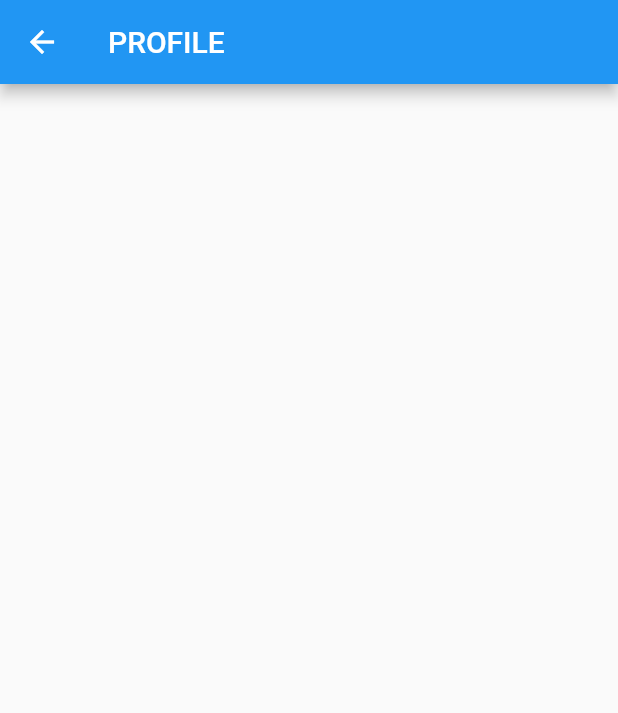
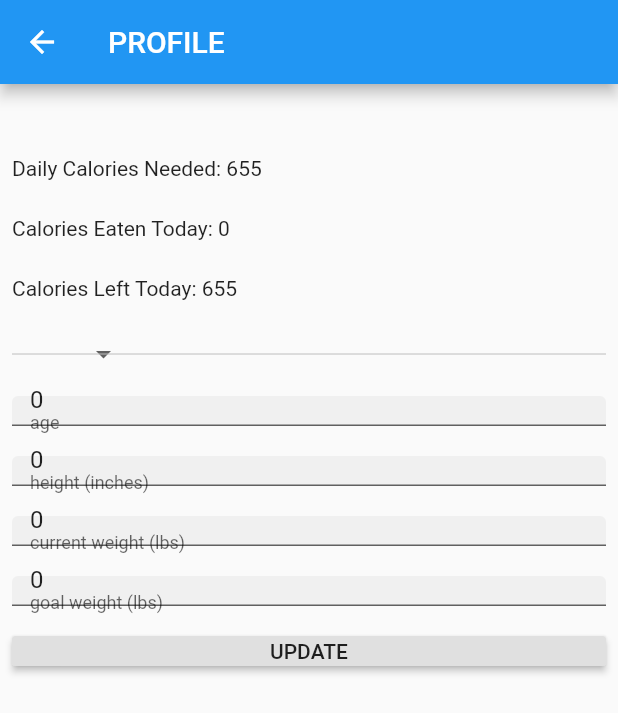
Before and after one commit to amourady/chews_health, a Flutter app: the HomePage screen opened directly, after a tap on the "person" icon, on a phone screen of 412 x 824 dp. Shown: the top 713 px of the screen. Run offline on Flutter 3.47's test engine with Material 2 defaults, Android fonts, the phone set to English and light mode, and no system bars; our stand-ins replace cloud_firestore, location; accounts and stored records are empty.

Commit message:
added prof page and logout button

```diff
--- a/assets/users.json
+++ b/assets/users.json
@@ -3,6 +3,11 @@
         {
             "username": "armen",
             "password": "uci",
+            "age" : 22,
+            "gender" : "male",
+            "height" : 71,
+            "currWeight" : 157,
+            "goalWeight" : 150,
             "events": [
                 {
                     "etype": "EventType.restaurantVisit",
--- a/lib/globals.dart
+++ b/lib/globals.dart
@@ -14,9 +14,90 @@ enum EventType {
 
 bool isLoggedIn = false;
 User currUser;
-var usersFile = File('users.json');
-Future<String> loadFile() async {
-  return await rootBundle.loadString('users.json');
+
+List<User> users = [];
+
+class User {
+  final String username;
+  final String password;
+
+  //Personal Model
+  int age;
+  String gender;
+  int height; //in inches
+  int currWeight;
+  int goalWeight;
+  List<dynamic> events;
+
+  User(this.username, this.password);
+
+  User.fromJson(dynamic json)
+      : username = json['username'],
+        password = json['password'],
+        age = json['age'],
+        gender = json['gender'],
+        height = json['height'],
+        currWeight = json['currWeight'],
+        goalWeight = json['goalWeight'],
+        events = json['events'];
+
+  Map<String, dynamic> toJson() => {
+        'username': username,
+        'password': password,
+        'events': events,
+      };
+
+  int getDailyCaloricAllowance() {
+    double bmr;
+
+    if (this.gender == 'male') {
+      bmr = 66 + (6.3 * this.currWeight) + (12.9 * this.height) - (6.8 * this.age);
+    }
+    else {
+      bmr = 655 + (4.3 * this.currWeight) + (4.7 * this.height) - (4.7 * this.age);
+    }
+
+    if (this.currWeight != this.goalWeight) {
+      bmr -= 500;
+    }
+
+    return bmr.toInt();
+  }
+
+  int getCaloriesEaten() {
+    return 0;
+  }
+
+  int getCaloriesLeft() {
+    return getDailyCaloricAllowance() - getCaloriesEaten();
+  }
+}
+
+// void store() =>
+//     users.forEach((entry) => usersFile.writeAsStringSync(jsonEncode(entry)));
+
+void load() async {
+
+  await rootBundle.loadStructuredData('assets/users.json', (String s) async {
+    return json.decode(s);
+  }).then((jsonInput) {
+    print(jsonInput['users'].runtimeType.toString());
+    jsonInput['users'].forEach((entry) {
+      print(entry.toString());
+      users.add(User.fromJson(jsonDecode(jsonEncode(entry))));
+    });
+  });
+
+  print(users.toString());
+}
+
+EventType getEventTypeFromString(String eventTypeString) {
+  for (EventType type in EventType.values) {
+    if (type.toString() == eventTypeString) {
+      return type;
+    }
+  }
+  return null;
 }
 
 List<Map<String, dynamic>> users_ex = [
@@ -35,11 +116,9 @@ List<Map<String, dynamic>> users_ex = [
         'order': 'itemType'
       },
       {
-        'etype': 'EventType.exercised',
-        'startTime': 'someDateTime',
-        'endTime': 'someDateTime',
-        'totalTime': 'someTimeValue',
-        'kcalBurned': 100,
+        'etype' : 'EventType.consumedCalories',
+        'datetime' : 'someDateTime',
+        'kcalConsumed': 100,
       },
       {
         'etype': 'EventType.finishedRecommendedExercise',
@@ -68,72 +147,3 @@ List<Map<String, dynamic>> users_ex = [
   },
   {'username': 'peter', 'password': 'uci'},
 ];
-
-List<User> users = [];
-
-class User {
-  final String username;
-  final String password;
-
-  //Personal Model
-  int age;
-  String gender;
-  int height; //in inches
-  int currWeight;
-  int goalWeight;
-  int dailyCaloricAllowance;
-
-  List<dynamic> events;
-
-  User(this.username, this.password);
-
-  User.fromJson(dynamic json)
-      : username = json['username'],
-        password = json['password'],
-        age = json['age'],
-        gender = json['gender'],
-        height = json['height'],
-        currWeight = json['currWeight'],
-        goalWeight = json['goalWeight'],
-        dailyCaloricAllowance = json['dailyCaloricAllowance'],
-        events = json['events'];
-
-  Map<String, dynamic> toJson() => {
-        'username': username,
-        'password': password,
-        'events': events,
-      };
-}
-
-void store() =>
-    users.forEach((entry) => usersFile.writeAsStringSync(jsonEncode(entry)));
-
-void load() async {
-  // Map<String, dynamic> jsonInput = jsonDecode(usersFile.readAsStringSync());
-
-  // Map<String, dynamic> jsonInput = await rootBundle.loadStructuredData('users.json', (String s) async {
-  //   return json.decode(s);
-  // });
-  // List<Map<String, dynamic>> usersList = jsonInput['users'];
-  // usersList.forEach(
-  //     (entry) => users.add(User.fromJson(jsonDecode(jsonEncode(entry)))));
-
-  await rootBundle.loadStructuredData('assets/users.json', (String s) async {
-    return json.decode(s);
-  }).then((jsonInput) {
-    print(jsonInput['users'].runtimeType.toString());
-    jsonInput['users'].forEach(
-        (entry) {print(entry.toString()); users.add(User.fromJson(jsonDecode(jsonEncode(entry))));});
-  });
-
-  print(users.toString());
-}
-
-EventType getEventTypeFromString(String eventTypeString) {
-  for (EventType type in EventType.values) {
-    if (type.toString() == eventTypeString) {
-      return type;
-    }
-  }
-  return null;
-}
--- a/lib/home.dart
+++ b/lib/home.dart
@@ -1,6 +1,7 @@
 import 'package:flutter/material.dart';
 import 'package:chews_health/globals.dart';
 import 'profile.dart';
+import 'login.dart';
 
 class HomePage extends StatefulWidget {
   @override
@@ -28,11 +29,17 @@ class _HomePageState extends State<HomePage> {
         actions: <Widget>[
           IconButton(
             icon: Icon(
-              Icons.directions_run,
-              semanticLabel: 'exercise',
+              Icons.exit_to_app,
+              semanticLabel: 'log out',
             ),
             onPressed: () {
-              print('exercise button');
+              isLoggedIn = false;
+              currUser = null;
+              //store();
+              Navigator.push(
+              context,
+              MaterialPageRoute(builder: (context) => LoginPage()),
+            );
             },
           ),
         ],
--- a/lib/profile.dart
+++ b/lib/profile.dart
@@ -7,6 +7,16 @@ class ProfilePage extends StatefulWidget {
 }
 
 class _ProfilePageState extends State<ProfilePage> {
+  String _dropdownValue = currUser.gender;
+  final _ageController = TextEditingController.fromValue(
+      TextEditingValue(text: currUser.age.toString()));
+  final _heightController = TextEditingController.fromValue(
+      TextEditingValue(text: currUser.height.toString()));
+  final _currWeightController = TextEditingController.fromValue(
+      TextEditingValue(text: currUser.currWeight.toString()));
+  final _goalWeightController = TextEditingController.fromValue(
+      TextEditingValue(text: currUser.goalWeight.toString()));
+
   @override
   Widget build(BuildContext context) {
     return Scaffold(
@@ -22,8 +32,99 @@ class _ProfilePageState extends State<ProfilePage> {
         ),
         title: Text("PROFILE"),
       ),
-      body: Center(
-      ),
+      body: ListView(padding: EdgeInsets.all(8.0), itemExtent: 20.0, children: <
+          Widget>[
+        Text('${currUser.username}'),
+        SizedBox(height: 80.0),
+        Text('Daily Calories Needed: ${currUser.getDailyCaloricAllowance()}'),
+        SizedBox(height: 80.0),
+        Text('Calories Eaten Today: ${currUser.getCaloriesEaten()}'),
+        SizedBox(height: 80.0),
+        Text('Calories Left Today: ${currUser.getCaloriesLeft()}'),
+        SizedBox(height: 80.0),
+        // [gender]
+        DropdownButton<String>(
+          value: _dropdownValue,
+          onChanged: (String newValue) {
+            setState(() {
+              _dropdownValue = newValue;
+            });
+          },
+          items: <String>['male', 'female'].map<DropdownMenuItem<String>>(
+            (String value) {
+              return DropdownMenuItem<String>(
+                value: value,
+                child: Text(value),
+              );
+            },
+          ).toList(),
+        ),
+        SizedBox(height: 80.0),
+        // [age]
+        TextField(
+          controller: _ageController,
+          decoration: InputDecoration(
+            filled: true,
+            labelText: 'age',
+          ),
+          keyboardType: TextInputType.number,
+        ),
+        SizedBox(height: 80.0),
+        // [height]
+        TextField(
+          controller: _heightController,
+          decoration: InputDecoration(
+            filled: true,
+            labelText: 'height (inches)',
+          ),
+          keyboardType: TextInputType.number,
+        ),
+        SizedBox(height: 80.0),
+        // [current weight]
+        TextField(
+          controller: _currWeightController,
+          decoration: InputDecoration(
+            filled: true,
+            labelText: 'current weight (lbs)',
+          ),
+          keyboardType: TextInputType.number,
+        ),
+        SizedBox(height: 80.0),
+        // [goal weight]
+        TextField(
+          controller: _goalWeightController,
+          decoration: InputDecoration(
+            filled: true,
+            labelText: 'goal weight (lbs)',
+          ),
+          keyboardType: TextInputType.number,
+        ),
+        SizedBox(height: 80.0),
+        // update button
+        RaisedButton(
+          child: Text('UPDATE'),
+          onPressed: () {
+            if (_dropdownValue != currUser.gender)
+              currUser.gender = _dropdownValue;
+
+            if (_ageController.text.isNotEmpty &&
+                int.tryParse(_ageController.text) != currUser.age)
+              currUser.age = int.tryParse(_ageController.text);
+
+            if (_heightController.text.isNotEmpty &&
+                int.tryParse(_heightController.text) != currUser.height)
+              currUser.height = int.tryParse(_heightController.text);
+
+            if (_currWeightController.text.isNotEmpty &&
+                int.tryParse(_currWeightController.text) != currUser.currWeight)
+              currUser.currWeight = int.tryParse(_currWeightController.text);
+
+            if (_goalWeightController.text.isNotEmpty &&
+                int.tryParse(_goalWeightController.text) != currUser.goalWeight)
+              currUser.goalWeight = int.tryParse(_goalWeightController.text);
+          },
+        )
+      ]),
     );
   }
 }
```
